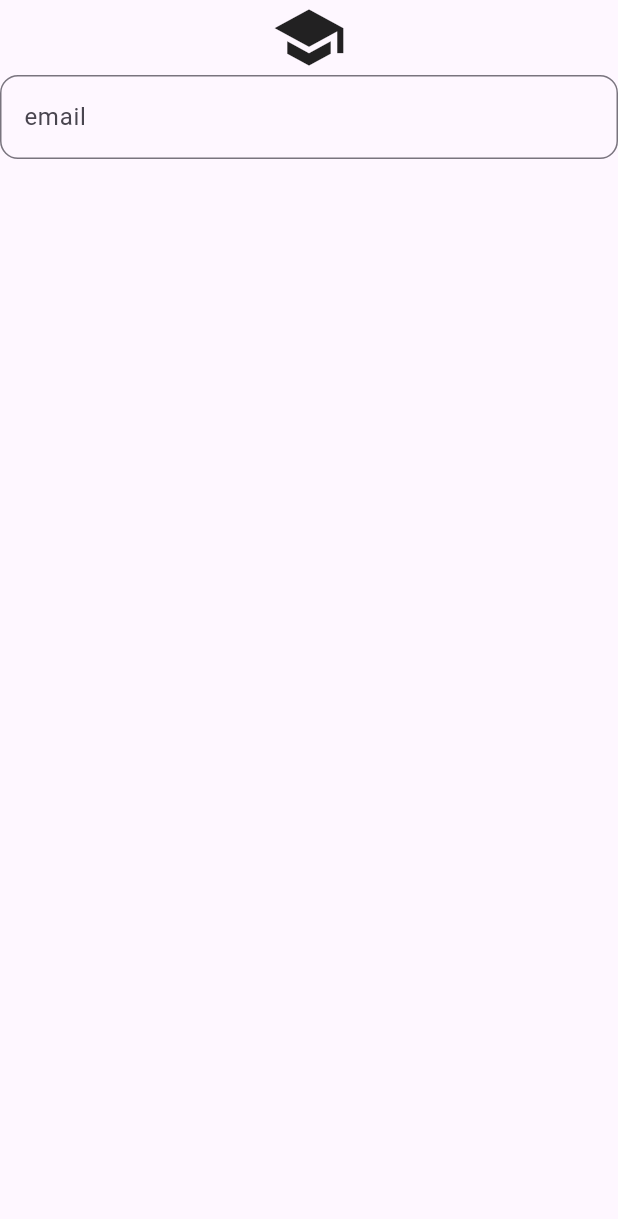
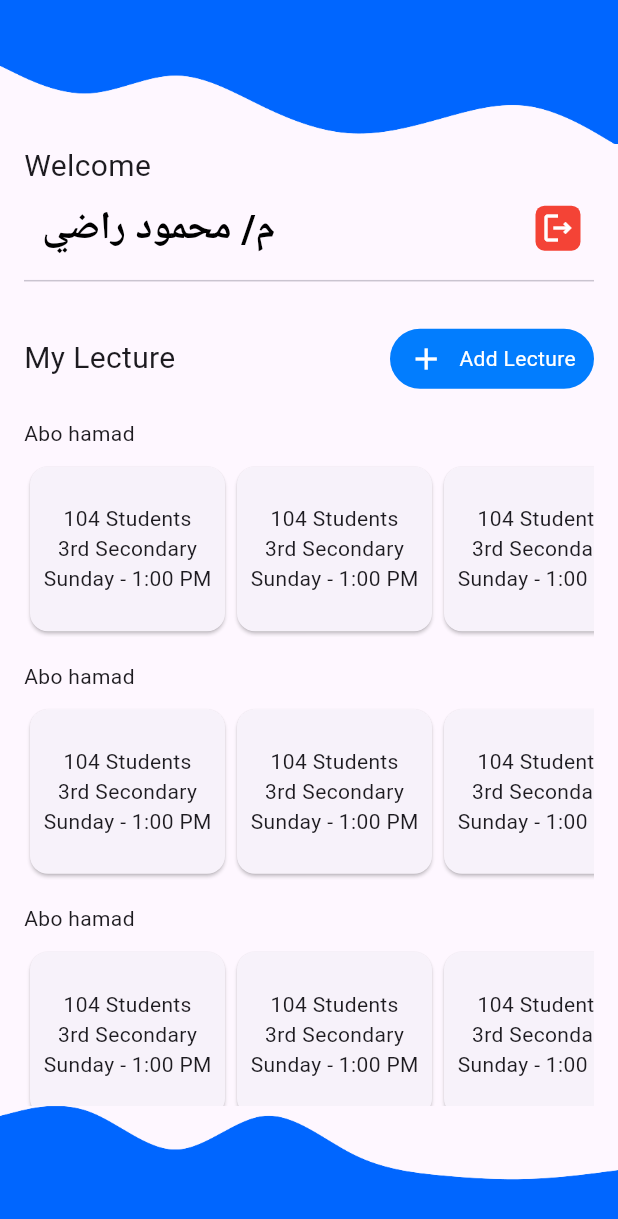
Before and after one commit to abd0-kha1ed/attendance-system, a Flutter app: the screen it shows after launch, on a phone screen of 412 x 824 dp. Shown: the top 1219 px of the screen. Run offline on Flutter 3.47's test engine with Material 3 defaults, Android fonts, the phone set to English and light mode, and no system bars; our stand-ins replace go_router.

Commit message:
home view done !

```diff
--- a/lib/core/utils/app_routers.dart
+++ b/lib/core/utils/app_routers.dart
@@ -1,9 +1,11 @@
+import 'package:attendance/feature/home/presentation/view/home_view.dart';
 import 'package:attendance/feature/login/presentation/view/login_view.dart';
 import 'package:attendance/feature/splash/presentation/view/splash_view.dart';
 import 'package:go_router/go_router.dart';
 
 abstract class AppRouters {
   static const kLoginView = '/LoginView';
+  static const kHomeView = '/homeView';
   static final router = GoRouter(routes: [
     GoRoute(
       path: '/',
@@ -12,6 +14,10 @@ abstract class AppRouters {
     GoRoute(
       path: kLoginView,
       builder: (context, state) => const LoginView(),
+    ),
+    GoRoute(
+      path: kHomeView,
+      builder: (context, state) => const HomeView(),
     )
   ]);
 }
--- a/lib/core/utils/assets.dart
+++ b/lib/core/utils/assets.dart
@@ -1,3 +1,5 @@
 class Assets {
   static const logo = 'assets/images/logo.png';
+  static const waveTop = 'assets/images/wave-top.png';
+  static const waveBottom = 'assets/images/wave-bottom.png';
 }
--- /dev/null
+++ b/lib/feature/home/presentation/view/home_view.dart
@@ -0,0 +1,12 @@
+import 'package:attendance/feature/home/presentation/widgets/home_view_body.dart';
+import 'package:flutter/material.dart';
+
+class HomeView extends StatelessWidget {
+  const HomeView({super.key});
+  @override
+  Widget build(BuildContext context) {
+    return const Scaffold(
+      body: HomeViewBody(),
+    );
+  }
+}
--- /dev/null
+++ b/lib/feature/home/presentation/widgets/all_lecture_list_view.dart
@@ -0,0 +1,29 @@
+import 'package:attendance/feature/home/presentation/widgets/lecture_card_list_view.dart';
+import 'package:flutter/material.dart';
+
+class AllLectureListView extends StatelessWidget {
+  const AllLectureListView({super.key});
+  @override
+  Widget build(BuildContext context) {
+    return const Flexible(
+      fit: FlexFit.loose,
+      child: CustomScrollView(
+        physics: BouncingScrollPhysics(),
+        slivers: [
+          SliverToBoxAdapter(
+            child: LectureCardListView(),
+          ),
+          SliverToBoxAdapter(
+            child: LectureCardListView(),
+          ),
+          SliverToBoxAdapter(
+            child: LectureCardListView(),
+          ),
+          SliverToBoxAdapter(
+            child: LectureCardListView(),
+          )
+        ],
+      ),
+    );
+  }
+}
--- /dev/null
+++ b/lib/feature/home/presentation/widgets/home_view_body.dart
@@ -0,0 +1,112 @@
+import 'package:attendance/core/utils/assets.dart';
+import 'package:attendance/feature/home/presentation/widgets/all_lecture_list_view.dart';
+import 'package:flutter/material.dart';
+
+class HomeViewBody extends StatelessWidget {
+  const HomeViewBody({super.key});
+  @override
+  Widget build(BuildContext context) {
+    return Column(
+      mainAxisSize: MainAxisSize.min,
+      children: [
+        Image.asset(
+          Assets.waveTop,
+          width: MediaQuery.of(context).size.width,
+        ),
+        const Padding(
+          padding: EdgeInsets.symmetric(horizontal: 16),
+          child: Row(
+            children: [
+              Text(
+                'Welcome',
+                style: TextStyle(fontSize: 20),
+              ),
+            ],
+          ),
+        ),
+        Padding(
+          padding: const EdgeInsets.symmetric(horizontal: 16),
+          child: Row(
+            mainAxisAlignment: MainAxisAlignment.spaceBetween,
+            children: [
+              TextButton(
+                  onPressed: () {},
+                  child: const Text(
+                    'م/ محمود راضي',
+                    style: TextStyle(
+                        fontSize: 26,
+                        fontWeight: FontWeight.bold,
+                        color: Colors.black),
+                  )),
+              IconButton(
+                onPressed: () {},
+                icon: Container(
+                    height: 30,
+                    width: 30,
+                    decoration: BoxDecoration(
+                      color: Colors.red,
+                      borderRadius: BorderRadius.circular(6),
+                    ),
+                    child: const Icon(
+                      Icons.logout_outlined,
+                      color: Colors.white,
+                    )),
+              ),
+            ],
+          ),
+        ),
+        const Padding(
+          padding: EdgeInsets.symmetric(horizontal: 16),
+          child: Divider(),
+        ),
+        const SizedBox(
+          height: 20,
+        ),
+        Padding(
+          padding: const EdgeInsets.symmetric(horizontal: 16),
+          child: Row(
+            mainAxisAlignment: MainAxisAlignment.spaceBetween,
+            children: [
+              const Text(
+                'My Lecture',
+                style: TextStyle(fontSize: 20),
+              ),
+              IconButton(
+                style: const ButtonStyle(
+                  backgroundColor: WidgetStatePropertyAll<Color>(
+                    Color(0xff027DFE),
+                  ),
+                ),
+                onPressed: () {},
+                icon: const SizedBox(
+                  width: 120,
+                  child: Row(
+                    mainAxisAlignment: MainAxisAlignment.center,
+                    children: [
+                      Icon(
+                        Icons.add,
+                        color: Colors.white,
+                      ),
+                      SizedBox(
+                        width: 10,
+                      ),
+                      Text(
+                        'Add Lecture',
+                        style: TextStyle(color: Colors.white),
+                      ),
+                    ],
+                  ),
+                ),
+              )
+            ],
+          ),
+        ),
+        const SizedBox(
+          height: 8,
+        ),
+        const AllLectureListView(),
+        Image.asset(Assets.waveBottom),
+      ],
+    );
+  }
+}
--- /dev/null
+++ b/lib/feature/home/presentation/widgets/lecture_card.dart
@@ -0,0 +1,22 @@
+
+import 'package:flutter/material.dart';
+
+class LectureCard extends StatelessWidget {
+  const LectureCard({super.key});
+  @override
+  Widget build(BuildContext context) {
+    return const Card(
+      child: SizedBox(
+        width: 130,
+        child: Column(
+          mainAxisAlignment: MainAxisAlignment.center,
+          children: [
+            Text('104 Students'),
+            Text('3rd Secondary'),
+            Text('Sunday - 1:00 PM'),
+          ],
+        ),
+      ),
+    );
+  }
+}
--- /dev/null
+++ b/lib/feature/home/presentation/widgets/lecture_card_list_view.dart
@@ -0,0 +1,37 @@
+import 'package:attendance/feature/home/presentation/widgets/lecture_card.dart';
+import 'package:flutter/material.dart';
+
+class LectureCardListView extends StatelessWidget {
+  const LectureCardListView({super.key});
+  @override
+  Widget build(BuildContext context) {
+    return Padding(
+      padding: const EdgeInsets.symmetric(vertical: 8, horizontal: 16),
+      child: Column(
+        mainAxisSize: MainAxisSize.min,
+        children: [
+          const Row(
+            children: [
+              Text(
+                'Abo hamad',
+              ),
+            ],
+          ),
+          const SizedBox(
+            height: 8,
+          ),
+          SizedBox(
+            height: MediaQuery.of(context).size.height * 1 / 7,
+            child: ListView.builder(
+                physics: const BouncingScrollPhysics(),
+                scrollDirection: Axis.horizontal,
+                itemCount: 3,
+                itemBuilder: (context, index) {
+                  return const LectureCard();
+                }),
+          )
+        ],
+      ),
+    );
+  }
+}
--- a/lib/feature/splash/presentation/view/widgets/splash_view_body.dart
+++ b/lib/feature/splash/presentation/view/widgets/splash_view_body.dart
@@ -1,5 +1,5 @@
 import 'package:attendance/core/utils/assets.dart';
-import 'package:attendance/feature/login/presentation/view/login_view.dart';
+import 'package:attendance/feature/home/presentation/view/home_view.dart';
 import 'package:flutter/material.dart';
 
 class SplashViewBody extends StatefulWidget {
@@ -60,7 +60,7 @@ class _SplashViewBodyState extends State<SplashViewBody>
         context,
         MaterialPageRoute(
           builder: (context) {
-            return const LoginView();
+            return const HomeView();
           },
         ),
       );
```
Also changed, not shown: assets/images/wave-bottom.png (added), assets/images/wave-top.png (added).
